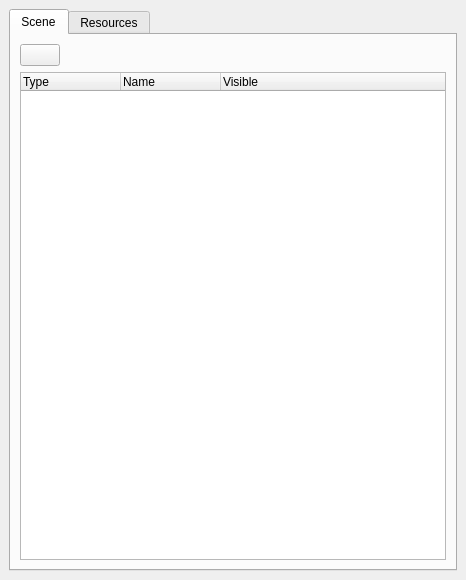
This is brickleedit/src/gui/scenetree/scenetreedock.ui in paarm/bricklebrit as Qt 5 draws it before an edit. The edited form follows.
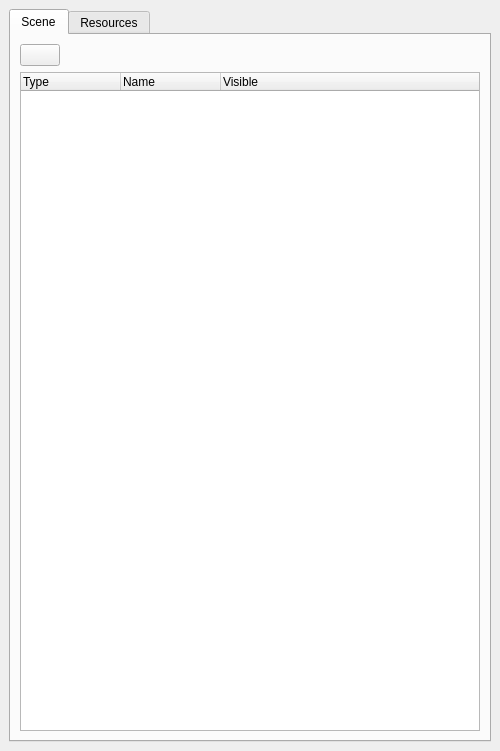
This is the edited form. Icons and pictures are not drawn.

Patch:
```diff
--- a/brickleedit/src/gui/scenetree/scenetreedock.ui
+++ b/brickleedit/src/gui/scenetree/scenetreedock.ui
@@ -6,8 +6,8 @@
    <rect>
     <x>0</x>
     <y>0</y>
-    <width>466</width>
-    <height>580</height>
+    <width>500</width>
+    <height>751</height>
    </rect>
   </property>
   <property name="windowTitle">
@@ -41,7 +41,7 @@
        </property>
        <property name="maximumSize">
         <size>
-         <width>860</width>
+         <width>16777215</width>
          <height>16777215</height>
         </size>
        </property>
```
